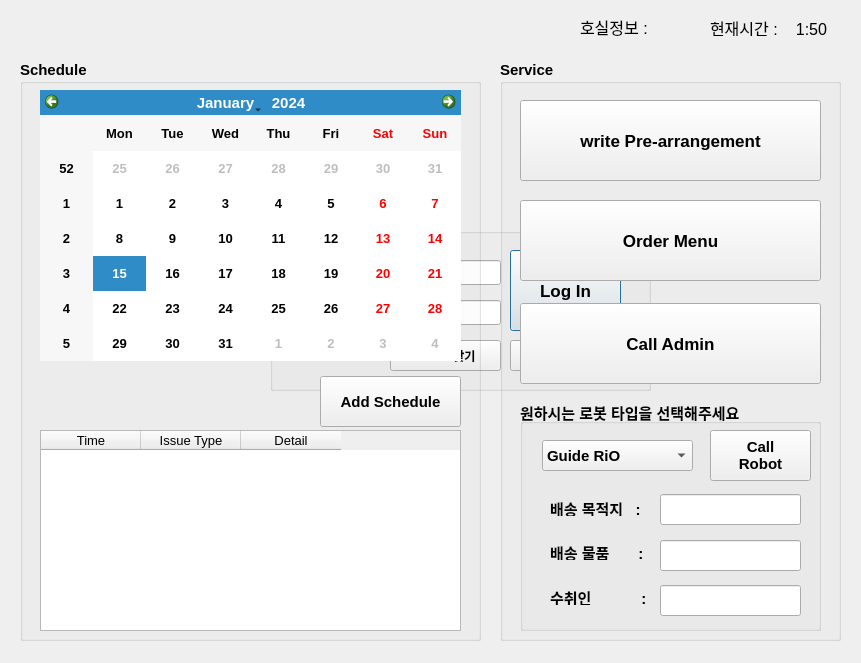
Qt form src/rio_ui/rio_ui/ui/user_service.ui (addinedu-ros-4th/ros-repo-1) before a commit.
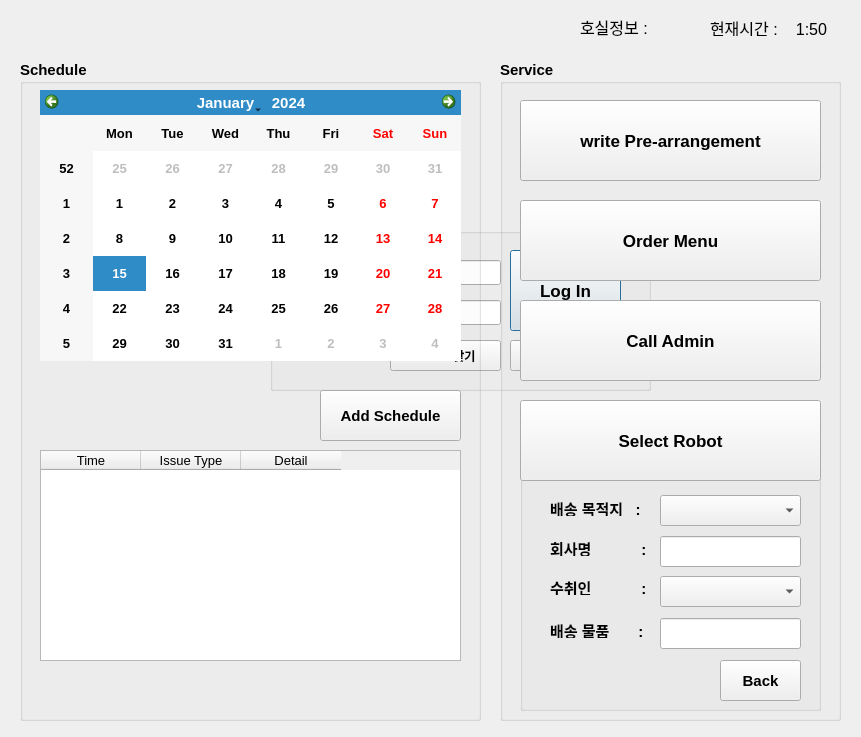
The same form after that commit.

Commit message: update robotCall.msg

```diff
--- a/src/rio_ui/rio_ui/ui/user_service.ui
+++ b/src/rio_ui/rio_ui/ui/user_service.ui
@@ -7,7 +7,7 @@
     <x>0</x>
     <y>0</y>
     <width>861</width>
-    <height>663</height>
+    <height>737</height>
    </rect>
   </property>
   <property name="windowTitle">
@@ -185,7 +185,7 @@
      <x>500</x>
      <y>60</y>
      <width>341</width>
-     <height>581</height>
+     <height>661</height>
     </rect>
    </property>
    <property name="font">
@@ -242,7 +242,7 @@
     <property name="geometry">
      <rect>
       <x>20</x>
-      <y>243</y>
+      <y>240</y>
       <width>301</width>
       <height>81</height>
      </rect>
@@ -264,7 +264,7 @@
       <x>20</x>
       <y>340</y>
       <width>301</width>
-      <height>231</height>
+      <height>311</height>
      </rect>
     </property>
     <property name="font">
@@ -345,7 +345,7 @@
      <property name="geometry">
       <rect>
        <x>30</x>
-       <y>144</y>
+       <y>222</y>
        <width>101</width>
        <height>16</height>
       </rect>
@@ -354,31 +354,11 @@
       <string>배송 물품       :</string>
      </property>
     </widget>
-    <widget class="QLineEdit" name="destination">
-     <property name="geometry">
-      <rect>
-       <x>140</x>
-       <y>94</y>
-       <width>141</width>
-       <height>31</height>
-      </rect>
-     </property>
-    </widget>
     <widget class="QLineEdit" name="items">
      <property name="geometry">
       <rect>
        <x>140</x>
-       <y>140</y>
-       <width>141</width>
-       <height>31</height>
-      </rect>
-     </property>
-    </widget>
-    <widget class="QLineEdit" name="receiver">
-     <property name="geometry">
-      <rect>
-       <x>140</x>
-       <y>185</y>
+       <y>218</y>
        <width>141</width>
        <height>31</height>
       </rect>
@@ -388,7 +368,7 @@
      <property name="geometry">
       <rect>
        <x>30</x>
-       <y>189</y>
+       <y>179</y>
        <width>101</width>
        <height>16</height>
       </rect>
@@ -397,6 +377,85 @@
       <string>수취인            :</string>
      </property>
     </widget>
+    <widget class="QComboBox" name="destination">
+     <property name="geometry">
+      <rect>
+       <x>140</x>
+       <y>95</y>
+       <width>141</width>
+       <height>31</height>
+      </rect>
+     </property>
+    </widget>
+    <widget class="QLineEdit" name="company">
+     <property name="geometry">
+      <rect>
+       <x>140</x>
+       <y>136</y>
+       <width>141</width>
+       <height>31</height>
+      </rect>
+     </property>
+     <property name="readOnly">
+      <bool>true</bool>
+     </property>
+    </widget>
+    <widget class="QLabel" name="label_9">
+     <property name="geometry">
+      <rect>
+       <x>30</x>
+       <y>140</y>
+       <width>101</width>
+       <height>16</height>
+      </rect>
+     </property>
+     <property name="text">
+      <string>회사명            :</string>
+     </property>
+    </widget>
+    <widget class="QComboBox" name="receiver">
+     <property name="geometry">
+      <rect>
+       <x>140</x>
+       <y>176</y>
+       <width>141</width>
+       <height>31</height>
+      </rect>
+     </property>
+    </widget>
+    <widget class="QPushButton" name="backBtn">
+     <property name="geometry">
+      <rect>
+       <x>200</x>
+       <y>260</y>
+       <width>81</width>
+       <height>41</height>
+      </rect>
+     </property>
+     <property name="text">
+      <string>Back</string>
+     </property>
+    </widget>
+   </widget>
+   <widget class="QPushButton" name="selectRobotBtn">
+    <property name="geometry">
+     <rect>
+      <x>20</x>
+      <y>340</y>
+      <width>301</width>
+      <height>81</height>
+     </rect>
+    </property>
+    <property name="font">
+     <font>
+      <pointsize>13</pointsize>
+      <weight>75</weight>
+      <bold>true</bold>
+     </font>
+    </property>
+    <property name="text">
+     <string>Select Robot</string>
+    </property>
    </widget>
   </widget>
   <widget class="QLabel" name="label_3">
@@ -464,7 +523,7 @@
      <x>20</x>
      <y>60</y>
      <width>461</width>
-     <height>581</height>
+     <height>661</height>
     </rect>
    </property>
    <property name="font">
@@ -498,9 +557,9 @@
     <property name="geometry">
      <rect>
       <x>20</x>
-      <y>370</y>
+      <y>390</y>
       <width>421</width>
-      <height>201</height>
+      <height>211</height>
      </rect>
     </property>
     <property name="font">
@@ -530,7 +589,7 @@
     <property name="geometry">
      <rect>
       <x>300</x>
-      <y>316</y>
+      <y>330</y>
       <width>141</width>
       <height>51</height>
      </rect>
```
The commit also changes 155 other files.
